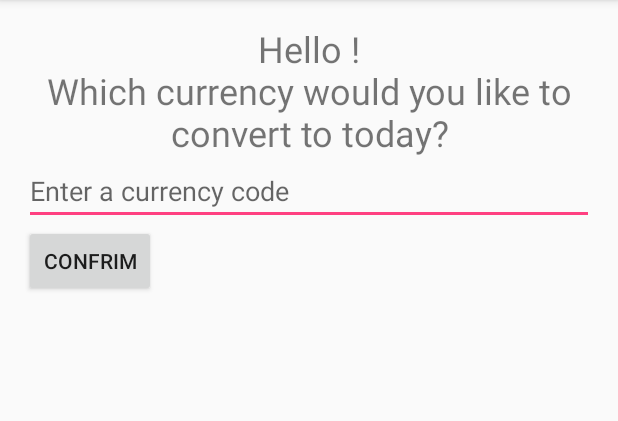
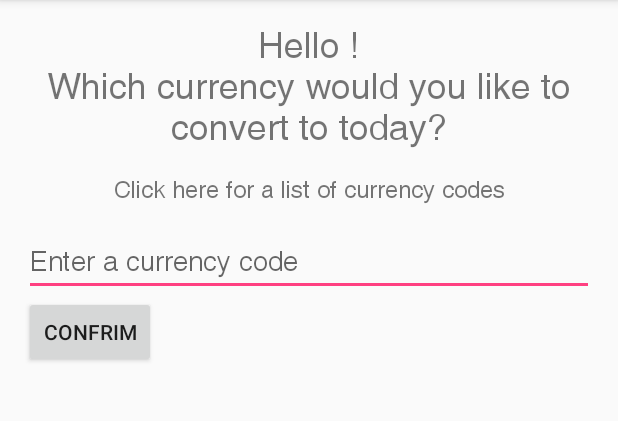
Before and after one commit to ZhourgiePorgie/Android, an Android app: the screen it shows after launch (OptionsActivity), after a tap on "SUBMIT", on a phone screen of 412 x 824 dp, the part 84-505 px from its top. Run offline under Robolectric (Android 15) with nearby library versions, the phone set to English and light mode, and no system bars; libraries missing offline, so code that uses them is left out: com.loopj.android, cz.msebera.android.

Commit message:
removed excess statements and applied Helvetica font

```diff
--- a/BitCoinConverter/app/src/main/java/com/example/android/bitcoinconverter/ResultActivity.java
+++ b/BitCoinConverter/app/src/main/java/com/example/android/bitcoinconverter/ResultActivity.java
@@ -1,11 +1,8 @@
 package com.example.android.bitcoinconverter;
 
 import android.content.Intent;
-import android.content.SharedPreferences;
 import android.support.v7.app.AppCompatActivity;
 import android.os.Bundle;
-import android.util.Log;
-import android.widget.EditText;
 import android.widget.TextView;
 
 public class ResultActivity extends AppCompatActivity {
@@ -25,7 +22,7 @@ public class ResultActivity extends AppCompatActivity {
         currency = intent.getExtras().get("currency").toString();
         rate = intent.getFloatExtra("rate", 0f);
         message_view = (TextView) findViewById(R.id.message);
-        message = "One bitcoin is worth " + rate +  " in " + currency;
+        message = "One bitcoin is worth " + rate +  " " + currency;
         message_view.setText(message);
     }
 
--- a/BitCoinConverter/app/src/main/res/layout/activity_options.xml
+++ b/BitCoinConverter/app/src/main/res/layout/activity_options.xml
@@ -17,13 +17,25 @@
             android:layout_width="match_parent"
             android:layout_height="wrap_content"
             android:gravity="center"
+            android:fontFamily="@font/helvetica"
             android:text="Didn't receive a name..."
             android:textSize="24dp" />
+
+        <TextView
+            android:layout_width="match_parent"
+            android:layout_height="wrap_content"
+            android:gravity="center"
+            android:layout_margin="16sp"
+            android:fontFamily="@font/helvetica"
+            android:text="Click here for a list of currency codes"
+            android:textSize="16dp"
+            android:onClick="openBrowser"/>
 
         <EditText
             android:id="@+id/currency_input"
             android:layout_width="match_parent"
             android:layout_height="wrap_content"
+            android:fontFamily="@font/helvetica"
             android:hint="Enter a currency code" />
 
         <Button
--- a/BitCoinConverter/app/src/main/res/layout/activity_result.xml
+++ b/BitCoinConverter/app/src/main/res/layout/activity_result.xml
@@ -15,6 +15,7 @@
             android:id="@+id/message"
             android:layout_width="match_parent"
             android:layout_height="match_parent"
+            android:fontFamily="@font/helvetica"
             android:text="Not working..."
             android:textSize="24sp"
             android:gravity="center" />
```
Also changed, not shown: BitCoinConverter/app/src/main/java/com/example/android/bitcoinconverter/OptionsActivity.java (+8 -4 lines), BitCoinConverter/app/src/main/res/layout/activity_main.xml (+1 -6 lines), BitCoinConverter/app/src/main/res/font/helvetica.ttf (added).
